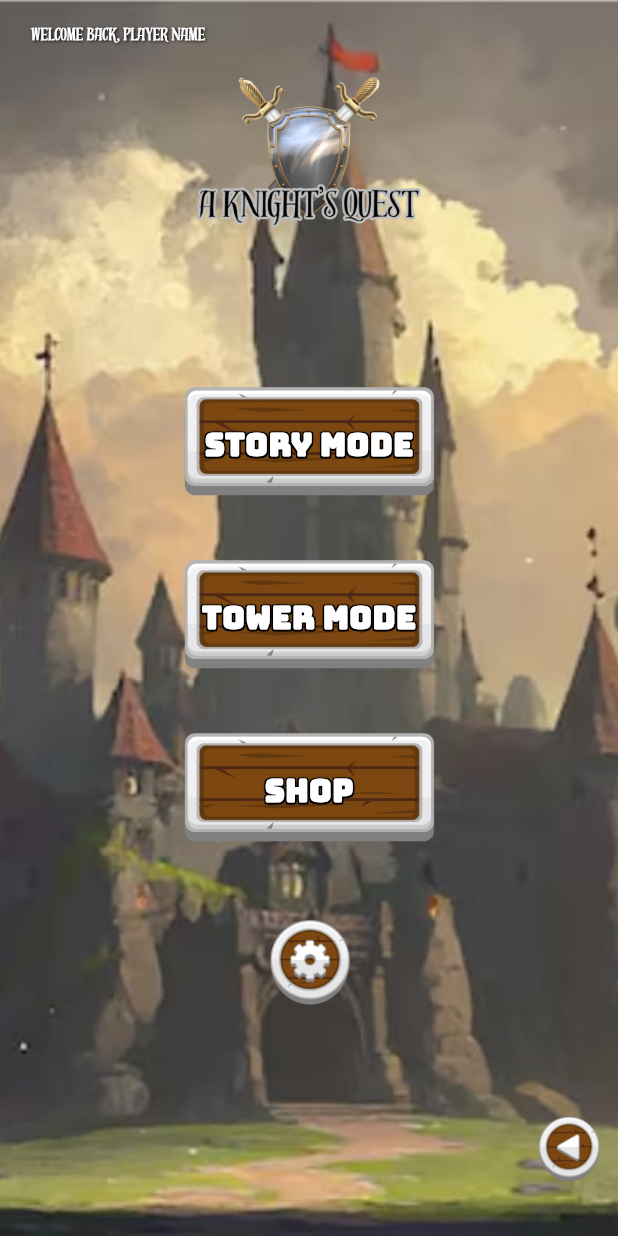
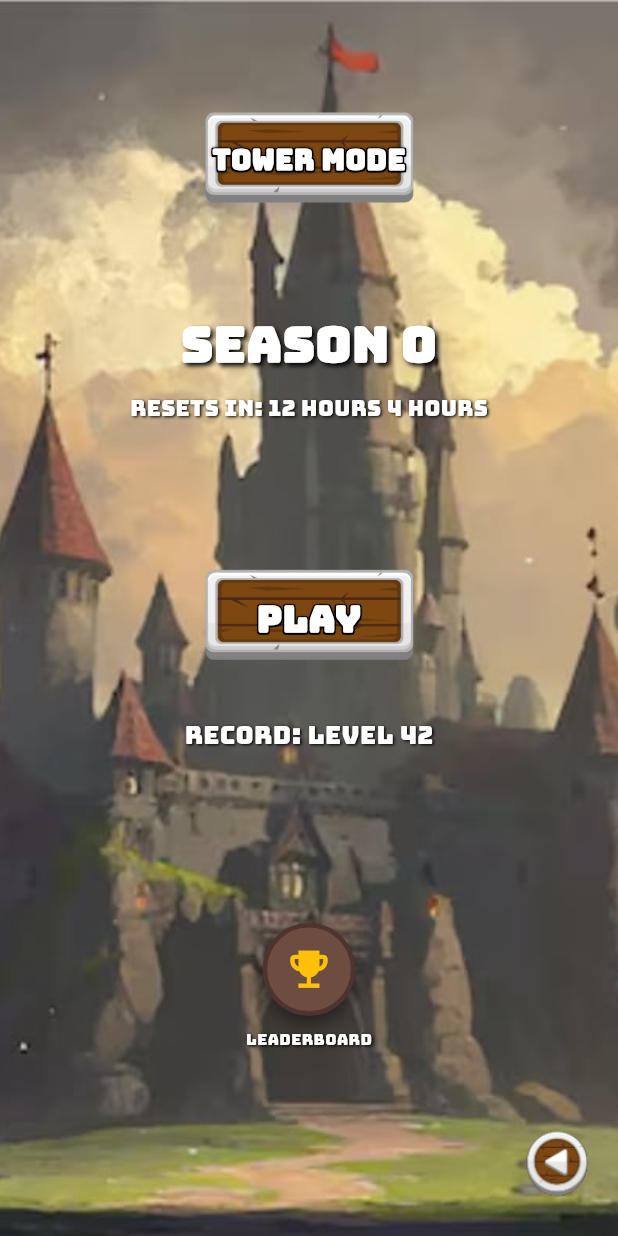
Before and after one commit to junirst/match3, a Flutter app: the MainMenuScreen screen opened by its route, after a tap on "TOWER MODE", on a phone screen of 412 x 824 dp. Run offline on Flutter 3.47's test engine with Material 3 defaults, Android fonts, the phone set to English and light mode, and no system bars; our stand-ins replace audioplayers; missing offline and left inert: flame.

Commit message:
them man hinh TowerMode

```diff
--- /dev/null
+++ b/lib/TowerMode.dart
@@ -0,0 +1,375 @@
+import 'package:flutter/material.dart';
+import 'audio_manager.dart';
+
+class TowerModeScreen extends StatefulWidget {
+  const TowerModeScreen({super.key});
+
+  @override
+  _TowerModeScreenState createState() => _TowerModeScreenState();
+}
+
+class _TowerModeScreenState extends State<TowerModeScreen> {
+  double _playButtonScale = 1.0;
+  double _backButtonScale = 1.0;
+  double _achievementButtonScale = 1.0;
+
+  void _onButtonTap(String buttonName) {
+    AudioManager().playSfx();
+
+    setState(() {
+      switch (buttonName) {
+        case 'play':
+          _playButtonScale = 1.1;
+          break;
+        case 'back':
+          _backButtonScale = 1.1;
+          break;
+        case 'achievement':
+          _achievementButtonScale = 1.1;
+          break;
+      }
+    });
+
+    Future.delayed(Duration(milliseconds: 100), () {
+      setState(() {
+        _playButtonScale = 1.0;
+        _backButtonScale = 1.0;
+        _achievementButtonScale = 1.0;
+      });
+
+      if (buttonName == 'play') {
+        // Navigate to tower game
+        Navigator.pushNamed(context, '/tower_game');
+      } else if (buttonName == 'back') {
+        Navigator.pop(context);
+      } else if (buttonName == 'achievement') {
+        // Navigate to achievements/leaderboard
+        Navigator.pushNamed(context, '/achievements');
+      }
+    });
+  }
+
+  @override
+  Widget build(BuildContext context) {
+    final screenSize = MediaQuery.of(context).size;
+    final screenWidth = screenSize.width;
+    final screenHeight = screenSize.height;
+
+    return Scaffold(
+      body: Stack(
+        fit: StackFit.expand,
+        children: [
+          // Background image
+          Container(
+            decoration: BoxDecoration(
+              image: DecorationImage(
+                image: AssetImage('assets/background.png'),
+                fit: BoxFit.cover,
+              ),
+            ),
+            child: Container(
+              color: Colors.black.withOpacity(
+                0.3,
+              ), // Dark overlay for better text visibility
+            ),
+          ),
+
+          // Fallback background if image fails to load
+          Container(
+            color: Colors.grey[800],
+            child: Image.asset(
+              'assets/background.png',
+              fit: BoxFit.cover,
+              errorBuilder: (context, error, stackTrace) {
+                return Container(
+                  decoration: BoxDecoration(
+                    gradient: LinearGradient(
+                      begin: Alignment.topCenter,
+                      end: Alignment.bottomCenter,
+                      colors: [Colors.orange[300]!, Colors.brown[700]!],
+                    ),
+                  ),
+                );
+              },
+            ),
+          ),
+
+          // Tower Mode Title
+          Positioned(
+            top: screenHeight * 0.08,
+            left: screenWidth * 0.05,
+            right: screenWidth * 0.05,
+            child: Center(
+              child: Stack(
+                alignment: Alignment.center,
+                children: [
+                  Image.asset(
+                    'assets/frame.png',
+                    width: screenWidth * 0.8,
+                    height: screenHeight * 0.10,
+                    errorBuilder: (context, error, stackTrace) {
+                      return Container(
+                        width: screenWidth * 0.8,
+                        height: screenHeight * 0.10,
+                        decoration: BoxDecoration(
+                          color: Colors.brown[600],
+                          borderRadius: BorderRadius.circular(15),
+                          border: Border.all(
+                            color: Colors.brown[800]!,
+                            width: 3,
+                          ),
+                        ),
+                      );
+                    },
+                  ),
+                  Text(
+                    'TOWER MODE',
+                    style: TextStyle(
+                      fontFamily: 'Bungee',
+                      fontSize: screenWidth * 0.045,
+                      fontWeight: FontWeight.bold,
+                      color: Colors.white,
+                      shadows: [
+                        Shadow(offset: Offset(-1, -1), color: Colors.black),
+                        Shadow(offset: Offset(1, -1), color: Colors.black),
+                        Shadow(offset: Offset(-1, 1), color: Colors.black),
+                        Shadow(offset: Offset(1, 1), color: Colors.black),
+                        Shadow(
+                          offset: Offset(0, 0),
+                          color: Colors.black,
+                          blurRadius: 3,
+                        ),
+                      ],
+                    ),
+                  ),
+                ],
+              ),
+            ),
+          ),
+
+          // Season Information
+          Positioned(
+            top: screenHeight * 0.25,
+            left: 0,
+            right: 0,
+            child: Column(
+              children: [
+                Text(
+                  'SEASON 0',
+                  style: TextStyle(
+                    fontFamily: 'Bungee',
+                    fontSize: screenWidth * 0.08,
+                    fontWeight: FontWeight.bold,
+                    color: Colors.white,
+                    shadows: [
+                      Shadow(
+                        offset: Offset(2, 2),
+                        color: Colors.black,
+                        blurRadius: 4,
+                      ),
+                    ],
+                  ),
+                ),
+                SizedBox(height: screenHeight * 0.01),
+                Text(
+                  'RESETS IN: 12 HOURS 4 HOURS',
+                  style: TextStyle(
+                    fontFamily: 'Bungee',
+                    fontSize: screenWidth * 0.035,
+                    color: Colors.white,
+                    shadows: [
+                      Shadow(
+                        offset: Offset(1, 1),
+                        color: Colors.black,
+                        blurRadius: 2,
+                      ),
+                    ],
+                  ),
+                ),
+              ],
+            ),
+          ),
+
+          // Play Button
+          Positioned(
+            top: screenHeight * 0.45,
+            left: 0,
+            right: 0,
+            child: Center(
+              child: GestureDetector(
+                onTap: () => _onButtonTap('play'),
+                child: AnimatedScale(
+                  scale: _playButtonScale,
+                  duration: Duration(milliseconds: 100),
+                  child: Stack(
+                    alignment: Alignment.center,
+                    children: [
+                      Image.asset(
+                        'assets/frame.png',
+                        width: screenWidth * 0.6, // Increased from 0.5 to 0.6
+                        height:
+                            screenHeight * 0.10, // Increased from 0.08 to 0.10
+                        errorBuilder: (context, error, stackTrace) {
+                          return Container(
+                            width: screenWidth * 0.6,
+                            height: screenHeight * 0.10,
+                            decoration: BoxDecoration(
+                              color: Colors.brown[600],
+                              borderRadius: BorderRadius.circular(15),
+                              border: Border.all(
+                                color: Colors.brown[800]!,
+                                width: 3,
+                              ),
+                            ),
+                          );
+                        },
+                      ),
+                      Text(
+                        'PLAY',
+                        style: TextStyle(
+                          fontFamily: 'Bungee',
+                          fontSize: screenWidth * 0.06,
+                          fontWeight: FontWeight.bold,
+                          color: Colors.white,
+                          shadows: [
+                            Shadow(offset: Offset(-1, -1), color: Colors.black),
+                            Shadow(offset: Offset(1, -1), color: Colors.black),
+                            Shadow(offset: Offset(-1, 1), color: Colors.black),
+                            Shadow(offset: Offset(1, 1), color: Colors.black),
+                            Shadow(
+                              offset: Offset(0, 0),
+                              color: Colors.black,
+                              blurRadius: 2,
+                            ),
+                          ],
+                        ),
+                      ),
+                    ],
+                  ),
+                ),
+              ),
+            ),
+          ),
+
+          // Record Information
+          Positioned(
+            top: screenHeight * 0.58,
+            left: 0,
+            right: 0,
+            child: Center(
+              child: Text(
+                'RECORD: LEVEL 42',
+                style: TextStyle(
+                  fontFamily: 'Bungee',
+                  fontSize: screenWidth * 0.04,
+                  color: Colors.white,
+                  shadows: [
+                    Shadow(
+                      offset: Offset(1, 1),
+                      color: Colors.black,
+                      blurRadius: 2,
+                    ),
+                  ],
+                ),
+              ),
+            ),
+          ),
+
+          // Achievement/Trophy Button
+          Positioned(
+            bottom: screenHeight * 0.15,
+            left: 0,
+            right: 0,
+            child: Center(
+              child: GestureDetector(
+                onTap: () => _onButtonTap('achievement'),
+                child: AnimatedScale(
+                  scale: _achievementButtonScale,
+                  duration: Duration(milliseconds: 100),
+                  child: Column(
+                    children: [
+                      Container(
+                        width: screenWidth * 0.15,
+                        height: screenWidth * 0.15,
+                        decoration: BoxDecoration(
+                          color: Colors.brown[600],
+                          shape: BoxShape.circle,
+                          border: Border.all(
+                            color: Colors.brown[800]!,
+                            width: 3,
+                          ),
+                          boxShadow: [
+                            BoxShadow(
+                              color: Colors.black.withOpacity(0.5),
+                              blurRadius: 10,
+                              offset: Offset(0, 5),
+                            ),
+                          ],
+                        ),
+                        child: Icon(
+                          Icons.emoji_events,
+                          color: Colors.amber,
+                          size: screenWidth * 0.08,
+                        ),
+                      ),
+                      SizedBox(height: screenHeight * 0.01),
+                      Text(
+                        'LEADERBOARD',
+                        style: TextStyle(
+                          fontFamily: 'Bungee',
+                          fontSize: screenWidth * 0.025,
+                          color: Colors.white,
+                          shadows: [
+                            Shadow(
+                              offset: Offset(1, 1),
+                              color: Colors.black,
+                              blurRadius: 2,
+                            ),
+                          ],
+                        ),
+                      ),
+                    ],
+                  ),
+                ),
+              ),
+            ),
+          ),
+
+          // Back Button
+          Positioned(
+            bottom: screenHeight * 0.03,
+            right: screenWidth * 0.04,
+            child: GestureDetector(
+              onTap: () => _onButtonTap('back'),
+              child: AnimatedScale(
+                scale: _backButtonScale,
+                duration: Duration(milliseconds: 100),
+                child: Image.asset(
+                  'assets/backbutton.png',
+                  width: screenWidth * 0.12,
+                  height: screenWidth * 0.12,
+                  errorBuilder: (context, error, stackTrace) {
+                    return Container(
+                      width: screenWidth * 0.12,
+                      height: screenWidth * 0.12,
+                      decoration: BoxDecoration(
+                        color: Colors.brown[600],
+                        shape: BoxShape.circle,
+                        border: Border.all(color: Colors.brown[800]!, width: 3),
+                      ),
+                      child: Icon(
+                        Icons.arrow_back,
+                        color: Colors.white,
+                        size: screenWidth * 0.06,
+                      ),
+                    );
+                  },
+                ),
+              ),
+            ),
+          ),
+        ],
+      ),
+    );
+  }
+}
--- a/lib/main.dart
+++ b/lib/main.dart
@@ -7,6 +7,7 @@ import 'UpgradeInside.dart';
 import 'SettingInside.dart';
 import 'ChapterScreen.dart';
 import 'Chapter1.dart';
+import 'TowerMode.dart';
 
 void main() {
   runApp(const MyApp());
@@ -34,6 +35,7 @@ class MyApp extends StatelessWidget {
         '/settings': (context) => const SettingScreen(),
         '/story': (context) => const Chapterscreen(),
         '/chapter1': (context) => const Chapter1Screen(),
+        '/tower_mode': (context) => const TowerModeScreen(),
       },
     );
   }
--- a/lib/main_menu_screen.dart
+++ b/lib/main_menu_screen.dart
@@ -54,13 +54,22 @@ class _MainMenuScreenState extends State<MainMenuScreen> {
         Navigator.pushNamed(context, '/settings');
       } else if (buttonName == 'story') {
         Navigator.pushNamed(context, '/story');
+      } else if (buttonName == 'tower') {
+        Navigator.pushNamed(context, '/tower_mode');
       } else if (buttonName == 'Chapter1') {
         Navigator.pushNamed(context, '/Chapter1');
       }
     });
   }
 
-  Widget _buildMenuButton(String text, String buttonType, double scale, VoidCallback onTap, double screenWidth, double screenHeight) {
+  Widget _buildMenuButton(
+    String text,
+    String buttonType,
+    double scale,
+    VoidCallback onTap,
+    double screenWidth,
+    double screenHeight,
+  ) {
     return GestureDetector(
       onTap: onTap,
       child: AnimatedScale(
@@ -179,7 +188,7 @@ class _MainMenuScreenState extends State<MainMenuScreen> {
                   'STORY MODE',
                   'story',
                   _storyScale,
-                      () => _onButtonTap('story', setState),
+                  () => _onButtonTap('story', setState),
                   screenWidth,
                   screenHeight,
                 ),
@@ -188,7 +197,7 @@ class _MainMenuScreenState extends State<MainMenuScreen> {
                   'TOWER MODE',
                   'tower',
                   _towerScale,
-                      () => _onButtonTap('tower', setState),
+                  () => _onButtonTap('tower', setState),
                   screenWidth,
                   screenHeight,
                 ),
@@ -197,7 +206,7 @@ class _MainMenuScreenState extends State<MainMenuScreen> {
                   'SHOP',
                   'shop',
                   _shopScale,
-                      () => _onButtonTap('shop', setState),
+                  () => _onButtonTap('shop', setState),
                   screenWidth,
                   screenHeight,
                 ),
```
Also changed, not shown: lib/UpgradeInside.dart (+144 -74 lines).
